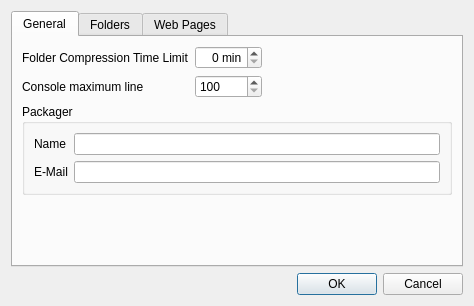
The window that ui/configurationdialog.ui (huseyinkozan/PiSiDo) describes before a commit, drawn with Qt 5.
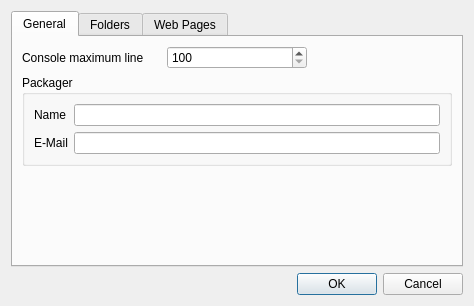
The same window after the commit.

Diff of the .ui file:
```diff
--- a/ui/configurationdialog.ui
+++ b/ui/configurationdialog.ui
@@ -24,24 +24,7 @@
        <string>General</string>
       </attribute>
       <layout class="QGridLayout" name="gridLayout">
-       <item row="0" column="0">
-        <widget class="QLabel" name="lbl_folder_comp_time_limit">
-         <property name="text">
-          <string>Folder Compression Time Limit</string>
-         </property>
-        </widget>
-       </item>
-       <item row="0" column="1">
-        <widget class="QSpinBox" name="sb_folder_comp_time_limit">
-         <property name="alignment">
-          <set>Qt::AlignRight|Qt::AlignTrailing|Qt::AlignVCenter</set>
-         </property>
-         <property name="suffix">
-          <string> min</string>
-         </property>
-        </widget>
-       </item>
-       <item row="3" column="0">
+       <item row="2" column="0">
         <spacer name="verticalSpacer">
          <property name="orientation">
           <enum>Qt::Vertical</enum>
@@ -54,20 +37,7 @@
          </property>
         </spacer>
        </item>
-       <item row="0" column="2">
-        <spacer name="horizontalSpacer">
-         <property name="orientation">
-          <enum>Qt::Horizontal</enum>
-         </property>
-         <property name="sizeHint" stdset="0">
-          <size>
-           <width>40</width>
-           <height>20</height>
-          </size>
-         </property>
-        </spacer>
-       </item>
-       <item row="2" column="0" colspan="3">
+       <item row="1" column="0" colspan="3">
         <widget class="QGroupBox" name="gb_packager">
          <property name="title">
           <string>Packager</string>
@@ -96,14 +66,14 @@
          </layout>
         </widget>
        </item>
-       <item row="1" column="0">
+       <item row="0" column="0">
         <widget class="QLabel" name="lbl_console_max_line">
          <property name="text">
           <string>Console maximum line</string>
          </property>
         </widget>
        </item>
-       <item row="1" column="1">
+       <item row="0" column="1">
         <widget class="QSpinBox" name="sb_console_max_line">
          <property name="minimum">
           <number>100</number>
```
